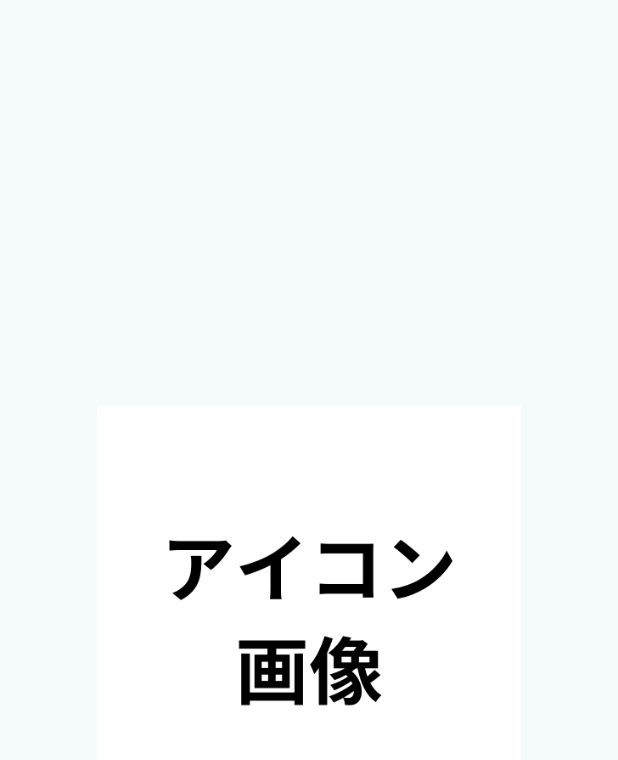
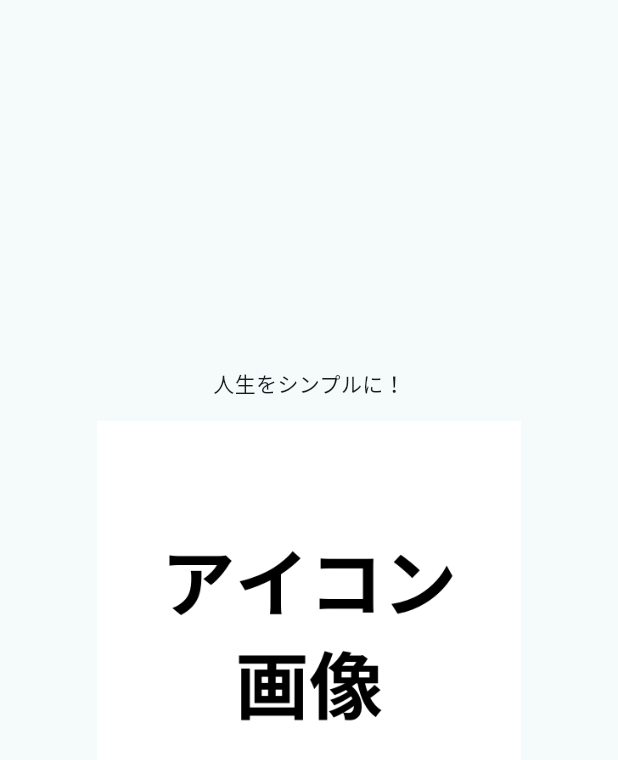
Before and after one commit to Yoshida-koshi/yumemi-pg-hackathon-team1, a Flutter app: the screen it shows after launch, on a phone screen of 412 x 824 dp. Shown: the top 760 px of the screen. Run offline on Flutter 3.47's test engine with Material 3 defaults, Android fonts, the phone set to English and light mode, and no system bars.

Commit message:
タイトル画面

```diff
--- a/frontend/lib/main.dart
+++ b/frontend/lib/main.dart
@@ -41,6 +41,7 @@
         child: Column(
           mainAxisAlignment: MainAxisAlignment.center,
           children: [
+            Text("人生をシンプルに！"),
             GestureDetector(
               onTap: (){
                 Navigator.of(context).push(MaterialPageRoute(builder: (_) => signupPage()));
```
